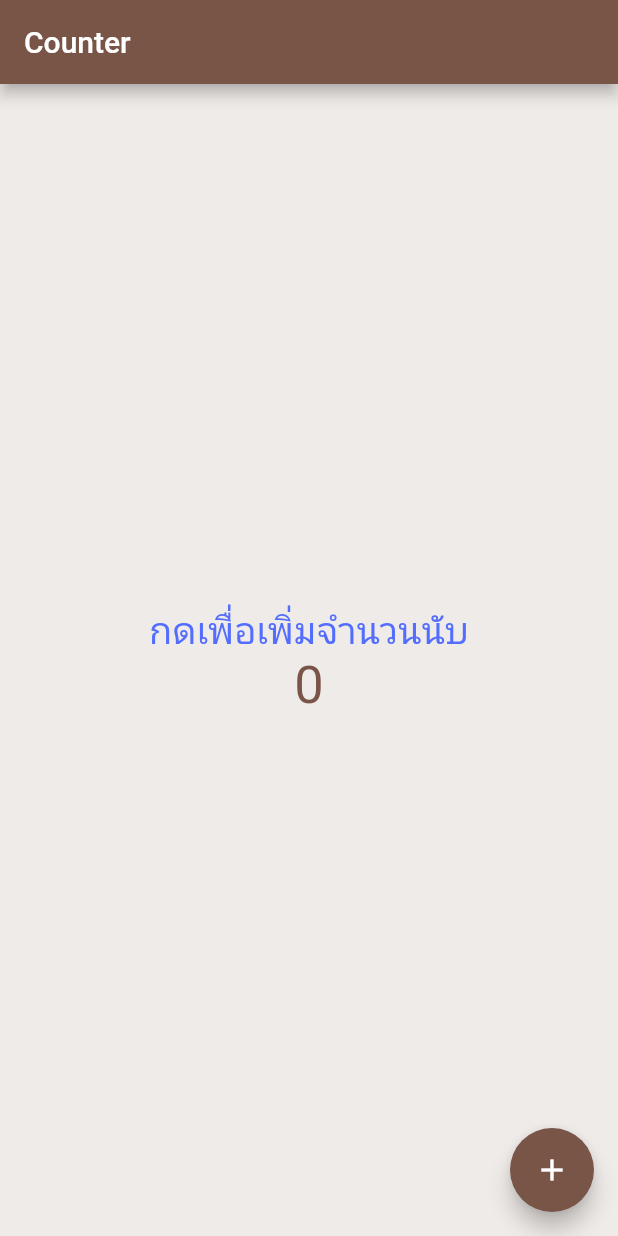
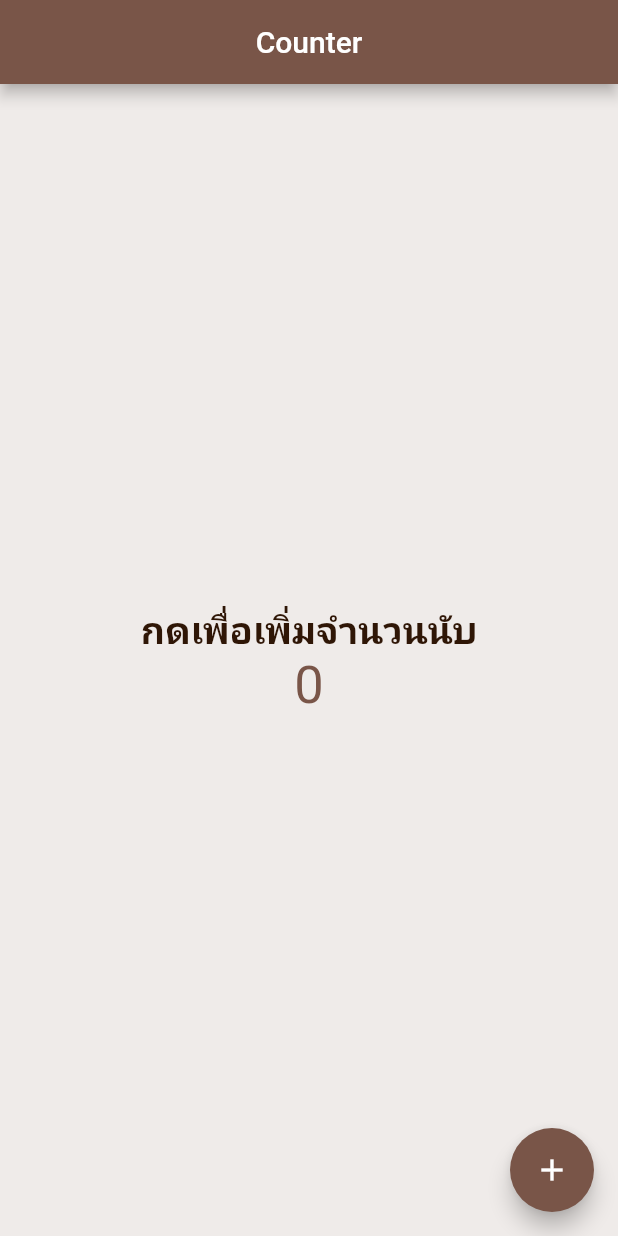
Before and after one commit to phm-oh/counter_flutter, a Flutter app: the screen it shows after launch, on a phone screen of 412 x 824 dp. Run offline on Flutter 3.47's test engine with Material 2 defaults, Android fonts, the phone set to English and light mode, and no system bars.

Commit message:
add center to Appbar

```diff
--- a/lib/main.dart
+++ b/lib/main.dart
@@ -235,7 +235,9 @@ class _CounterAreaState extends State<CounterArea> {
   Widget build(BuildContext context) {
     return  Scaffold(
       appBar:  AppBar(
-        title: const Text("Counter"),
+        // title: const Text("Counter"),
+         title: const Center(child:  Text("Counter")),
+
       ),
                    //ep1-8  column widget
          body:  Center(
@@ -245,13 +247,18 @@ class _CounterAreaState extends State<CounterArea> {
               Text('กดเพื่อเพิ่มจำนวนนับ',
               style: TextStyle(
                 fontSize: 25,
-                color: Colors.indigoAccent,
+                color: Color.fromARGB(255, 47, 22, 6),
+                fontWeight: FontWeight.w600,
               ),
               ),
               Text('0',
+
                style: TextStyle(
                 fontSize: 35,
                 color: Colors.brown,
+                fontWeight: FontWeight.w400,
+
+
                ),
                ),
             ],
@@ -261,7 +268,7 @@ class _CounterAreaState extends State<CounterArea> {
             onPressed: ()=>{
 
             },
-            child: Icon(Icons.add),
+            child: const Icon(Icons.add),
             ) ,
 
     );
```
